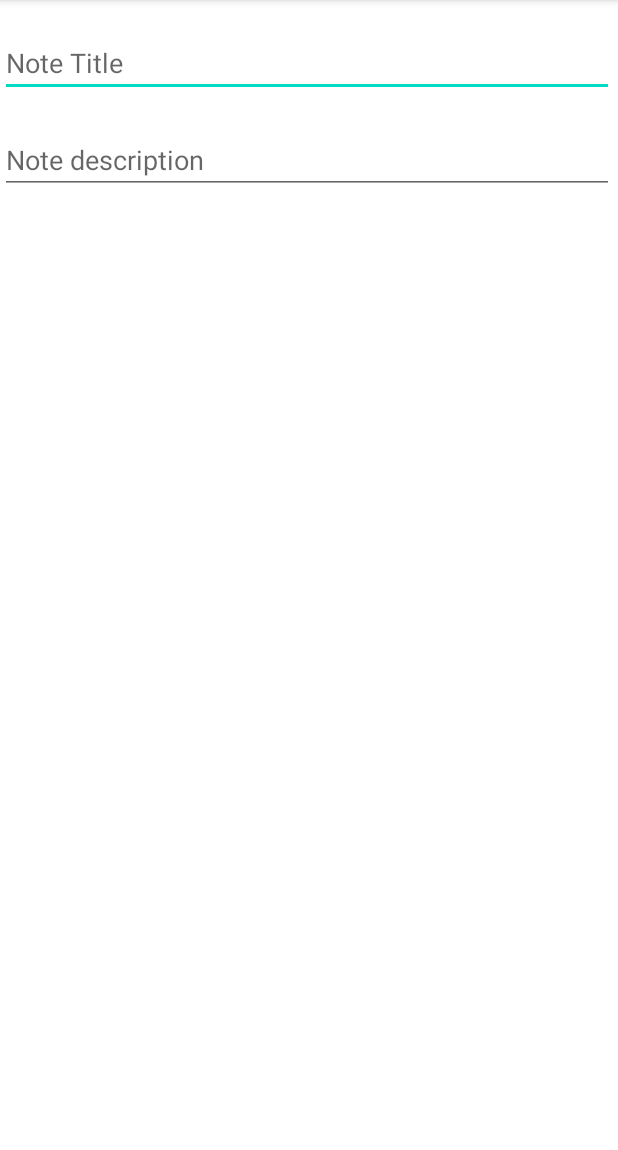
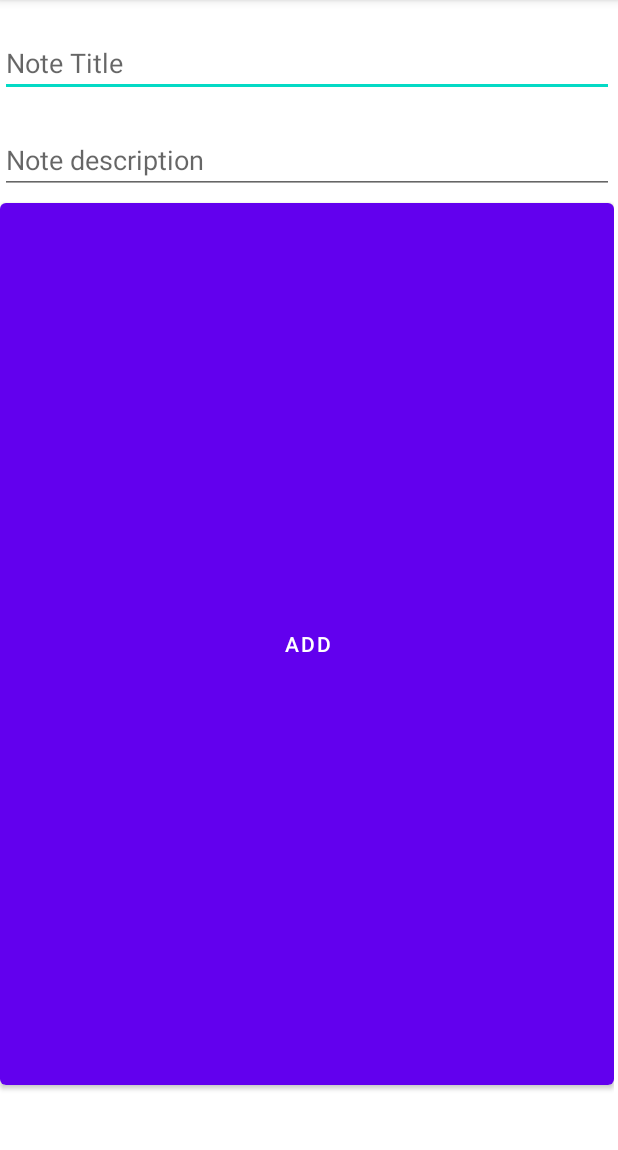
Before and after one commit to ayu-ahilan/Notes2, an Android app: the AddNote screen opened directly, with no data from a screen before it, on a phone screen of 412 x 824 dp, the part 84-1234 px from its top. Run offline under Robolectric (Android 15) with nearby library versions, the phone set to English and light mode, and no system bars.

Commit message:
Button für Camera

```diff
--- a/app/src/main/res/layout/activity_add_note.xml
+++ b/app/src/main/res/layout/activity_add_note.xml
@@ -41,6 +41,11 @@
         android:hint="Note description"
         tools:ignore="MissingConstraints" />
 
+        <Button
+            android:layout_width="match_parent"
+            android:layout_height="match_parent"
+            android:text="Add" />
+
     </LinearLayout>
 
 </androidx.constraintlayout.widget.ConstraintLayout>
```
